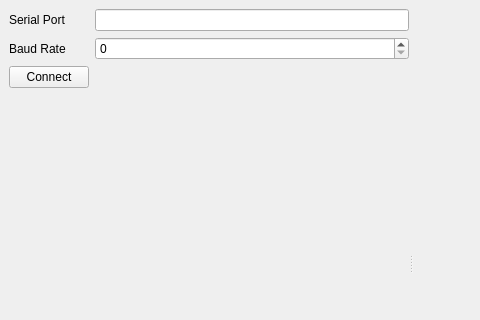
This is ui/MainWindow.ui in Alonso-JAMM/InvertedPendulumViewer as Qt 5 draws it before an edit; both pictures show x 0 to 480 and y 0 to 320 of the 810 by 548 pixel window. The edited form follows.
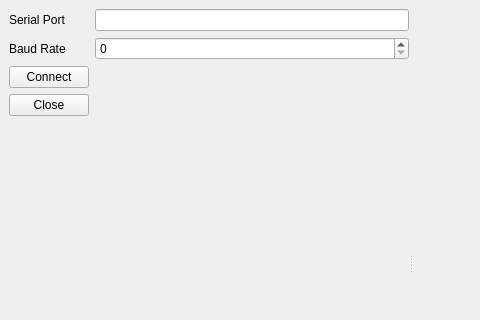
This is the edited form. Custom widgets are drawn as their Qt base class.

Commit message: Added Arduino Support

```diff
--- a/ui/MainWindow.ui
+++ b/ui/MainWindow.ui
@@ -66,7 +66,7 @@
           </property>
          </widget>
         </item>
-        <item row="3" column="0" colspan="3">
+        <item row="4" column="0" colspan="3">
          <spacer name="verticalSpacer">
           <property name="orientation">
            <enum>Qt::Vertical</enum>
@@ -79,6 +79,13 @@
           </property>
          </spacer>
         </item>
+        <item row="3" column="0" colspan="2">
+         <widget class="QPushButton" name="CloseButton">
+          <property name="text">
+           <string>Close</string>
+          </property>
+         </widget>
+        </item>
        </layout>
       </widget>
       <widget class="PlotWidget" name="Plot" native="true"/>
```
Left out of the diff: 12 changed lines with no effect on the pictures. The commit also changes 2 other files.
